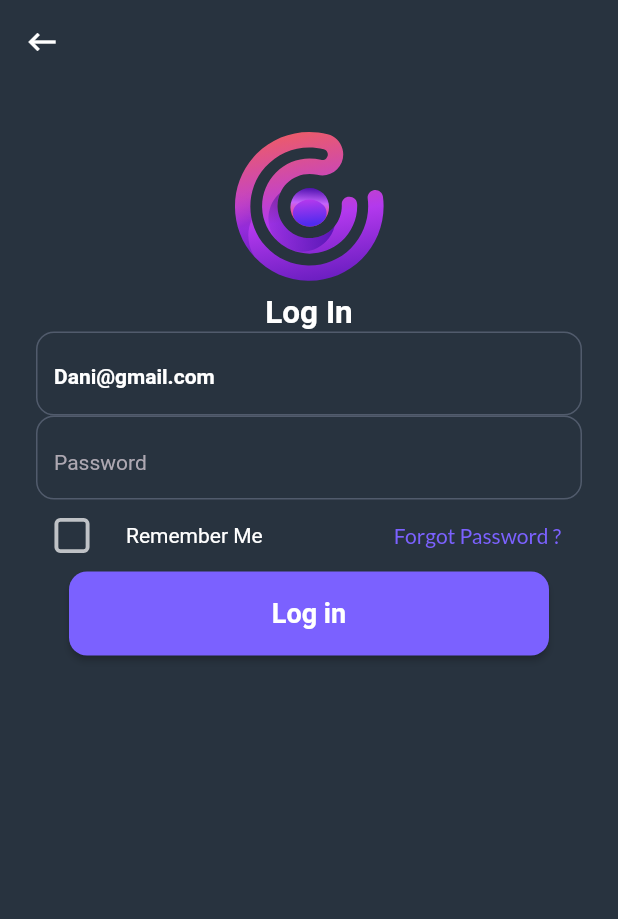
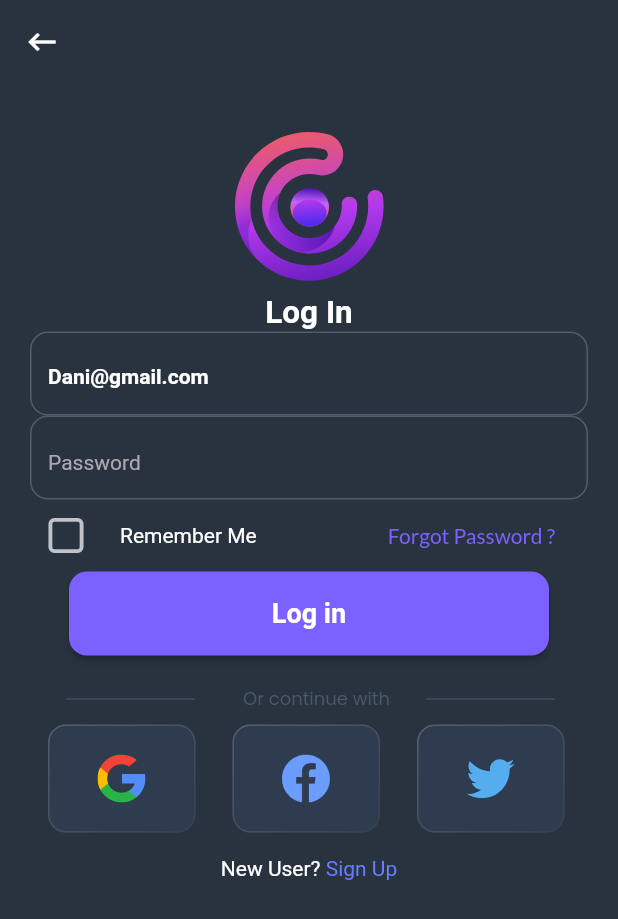
Before and after one commit to samibarsa/Running_app, a Flutter app: the LogInView screen opened by its route, on a phone screen of 412 x 824 dp. Shown: the top 919 px of the screen. Run offline on Flutter 3.47's test engine with Material 2 defaults, Android fonts, the phone set to English and light mode, and no system bars; our stand-ins replace flutter_svg, go_router, introduction_screen; Roboto replaces fonts that are missing (poppins).

Commit message:
finish login without padings & refactor

```diff
--- /dev/null
+++ b/lib/Features/Log In/pesentation/widgets/coustom_divider.dart
@@ -0,0 +1,61 @@
+import 'package:flutter/material.dart';
+
+class CoustomDivider extends StatelessWidget {
+  const CoustomDivider({
+    super.key,
+  });
+
+  @override
+  Widget build(BuildContext context) {
+    return const Row(
+      mainAxisAlignment: MainAxisAlignment.center,
+      children: <Widget>[
+        // ...
+        Expanded(
+          child: Column(
+            children: <Widget>[
+              SizedBox(
+                height: 20,
+              ),
+              Divider(
+                indent: 24,
+                endIndent: 22,
+                color: Color(0xff4B576B),
+                thickness: 0.7,
+              )
+            ],
+          ),
+        ),
+        SizedBox(
+          width: 10,
+        ),
+        Padding(
+          padding: EdgeInsets.only(top: 20),
+          child: Text(
+            "Or continue with",
+            style: TextStyle(
+                fontFamily: "popins",
+                fontSize: 12,
+                fontWeight: FontWeight.w400,
+                color: Color(0xff4B576B)),
+          ),
+        ),
+        Expanded(
+          child: Column(
+            children: <Widget>[
+              SizedBox(
+                height: 20,
+              ),
+              Divider(
+                indent: 24,
+                endIndent: 22,
+                color: Color(0xff4B576B),
+                thickness: 0.7,
+              )
+            ],
+          ),
+        )
+      ],
+    );
+  }
+}
--- a/lib/Features/Log In/pesentation/widgets/log_in_view_body.dart
+++ b/lib/Features/Log In/pesentation/widgets/log_in_view_body.dart
@@ -3,6 +3,7 @@ import 'package:flutter_svg/svg.dart';
 import 'package:test_app/Features/Get%20Started/presentation/widgets/custom_button.dart';
 import 'package:test_app/Features/Log%20In/pesentation/widgets/cosyum_checkbox.dart';
 import 'package:test_app/Features/Log%20In/pesentation/widgets/coustom_Textform_field.dart';
+import 'package:test_app/Features/Log%20In/pesentation/widgets/coustom_divider.dart';
 import 'package:test_app/Features/Log%20In/pesentation/widgets/password_fields.dart';
 import 'package:test_app/core/utils/background_image.dart';
 import 'package:test_app/core/utils/images.dart';
@@ -15,9 +16,8 @@ class LogInViewBody extends StatelessWidget {
   Widget build(BuildContext context) {
     return SingleChildScrollView(
         child: Padding(
-      padding: const EdgeInsets.symmetric(horizontal: 24),
-      child: Column(
-        children: [
+      padding: const EdgeInsets.symmetric(horizontal: 20),
+      child: Column(children: [
         Center(
           child: BackGroundImage(
               height: 140,
@@ -60,9 +60,32 @@ class LogInViewBody extends StatelessWidget {
         const CoustomBoutton(
           minwidth: 330,
           textbutton: "Log in",
-          )
+        ),
+        const CoustomDivider(),
+        Row(
+          children: [
+            SvgPicture.asset(ImagePath.googlelogo),
+            SvgPicture.asset(ImagePath.facebook),
+            SvgPicture.asset(ImagePath.twitter),
           ],
         ),
+        Row(
+          mainAxisAlignment: MainAxisAlignment.center,
+          children: [
+            Text(
+              "New User?",
+              style: Styles.textStyle14.copyWith(color: Colors.white),
+            ),
+            GestureDetector(
+                onTap: () {},
+                child: Text(
+                  " Sign Up",
+                  style: Styles.textStyle14
+                      .copyWith(color: const Color(0xff677FFF)),
+                )),
+          ],
+        )
+      ]),
     ));
   }
 }
--- a/lib/core/utils/images.dart
+++ b/lib/core/utils/images.dart
@@ -3,4 +3,7 @@ abstract class ImagePath {
   static String runimage = "asset/images/runimage.svg";
   static String logo = "asset/images/logo.svg";
   static String hidepassword = "asset/images/hidepassword.svg";
+  static String facebook = "asset/images/facebook.svg";
+  static String googlelogo = "asset/images/googlelogo.svg";
+  static String twitter = "asset/images/twitter.svg";
 }
```
Also changed, not shown: asset/images/facebook.svg (added), asset/images/googlelogo.svg (added), asset/images/twitter.svg (added). Lines whose indentation alone changed are shown as unchanged.
